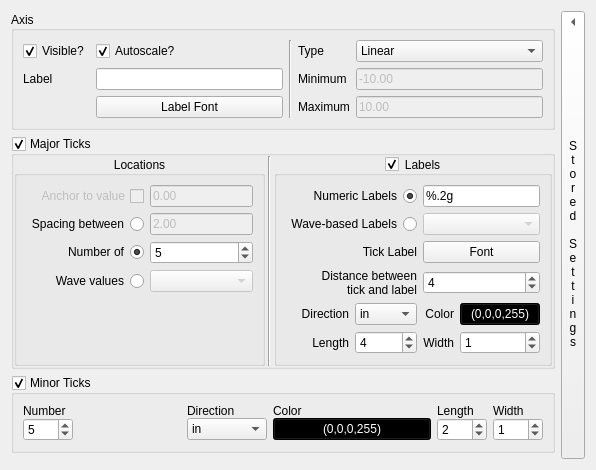
This is src/ui/Ui_CartesianPlotAxis.ui in bbreslauer/PySciPlot as Qt 5 draws it before an edit. The edited form follows.
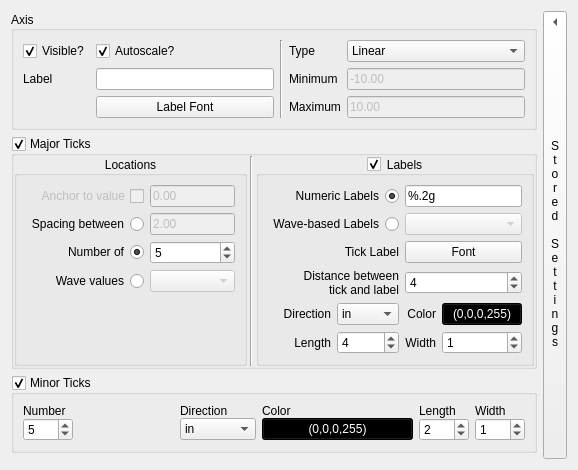
This is the edited form. Custom widgets are drawn as their Qt base class.

The edit to the form file:
```diff
--- a/src/ui/Ui_CartesianPlotAxis.ui
+++ b/src/ui/Ui_CartesianPlotAxis.ui
@@ -6,7 +6,7 @@
    <rect>
     <x>0</x>
     <y>0</y>
-    <width>596</width>
+    <width>578</width>
     <height>439</height>
    </rect>
   </property>
```
